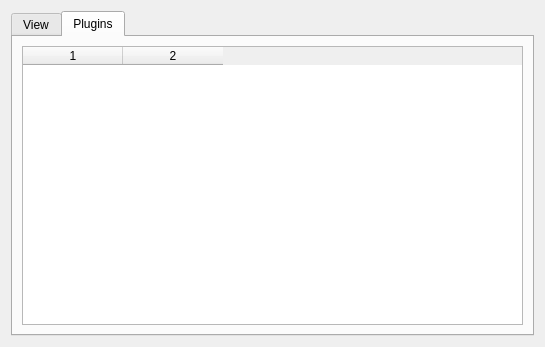
Before: the Qt Designer form widgets/config_widget.ui in devnir/Bellatrix, drawn with Qt 5.
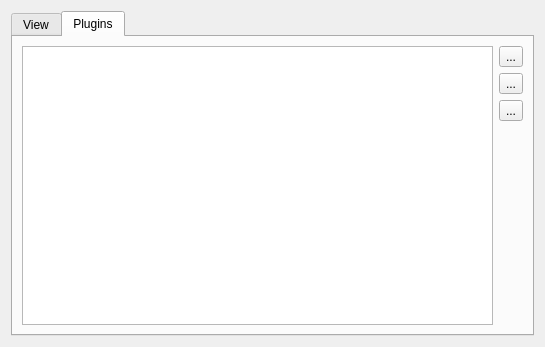
After: the same form once the commit is applied. The open tabs and pages were chosen to show the change. Icons and pictures are not drawn.

Diff of the .ui file:
```diff
--- a/widgets/config_widget.ui
+++ b/widgets/config_widget.ui
@@ -119,7 +119,20 @@
        <string>Plugins</string>
       </attribute>
       <layout class="QGridLayout" name="gridLayout_2">
-       <item row="0" column="0">
+       <item row="4" column="1">
+        <spacer name="verticalSpacer">
+         <property name="orientation">
+          <enum>Qt::Vertical</enum>
+         </property>
+         <property name="sizeHint" stdset="0">
+          <size>
+           <width>20</width>
+           <height>201</height>
+          </size>
+         </property>
+        </spacer>
+       </item>
+       <item row="0" column="0" rowspan="5">
         <widget class="QTableWidget" name="pluginWiew">
          <property name="alternatingRowColors">
           <bool>true</bool>
@@ -127,10 +140,61 @@
          <property name="columnCount">
           <number>2</number>
          </property>
+         <attribute name="horizontalHeaderVisible">
+          <bool>false</bool>
+         </attribute>
+         <attribute name="horizontalHeaderHighlightSections">
+          <bool>false</bool>
+         </attribute>
+         <attribute name="verticalHeaderVisible">
+          <bool>false</bool>
+         </attribute>
+         <attribute name="verticalHeaderHighlightSections">
+          <bool>false</bool>
+         </attribute>
          <column/>
          <column/>
         </widget>
        </item>
+       <item row="0" column="1">
+        <widget class="QToolButton" name="addBtn">
+         <property name="text">
+          <string>...</string>
+         </property>
+         <property name="icon">
+          <iconset resource="../img.qrc">
+           <normaloff>:/img/add.png</normaloff>:/img/add.png</iconset>
+         </property>
+        </widget>
+       </item>
+       <item row="1" column="1">
+        <widget class="QToolButton" name="editBtn">
+         <property name="enabled">
+          <bool>true</bool>
+         </property>
+         <property name="text">
+          <string>...</string>
+         </property>
+         <property name="icon">
+          <iconset resource="../img.qrc">
+           <normaloff>:/img/edit.png</normaloff>:/img/edit.png</iconset>
+         </property>
+        </widget>
+       </item>
+       <item row="2" column="1">
+        <widget class="QToolButton" name="delBtn">
+         <property name="enabled">
+          <bool>true</bool>
+         </property>
+         <property name="text">
+          <string>...</string>
+         </property>
+         <property name="icon">
+          <iconset resource="../img.qrc">
+           <normaloff>:/img/del.png</normaloff>:/img/del.png</iconset>
+         </property>
+        </widget>
+       </item>
       </layout>
      </widget>
     </widget>
```
Left out of the diff: 12 changed lines with no effect on the pictures.
